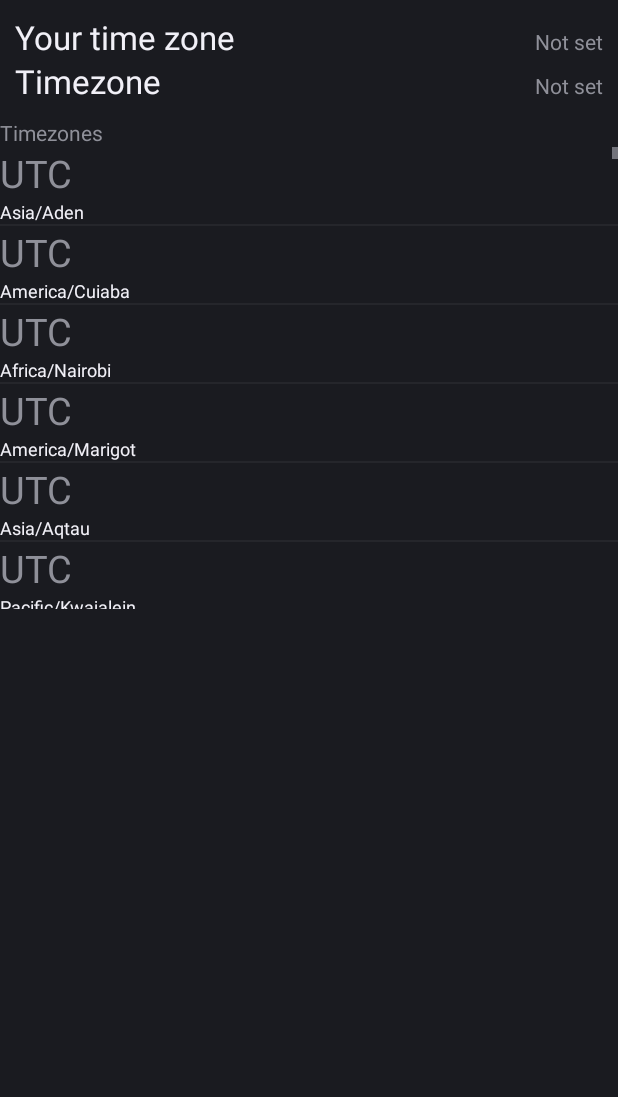
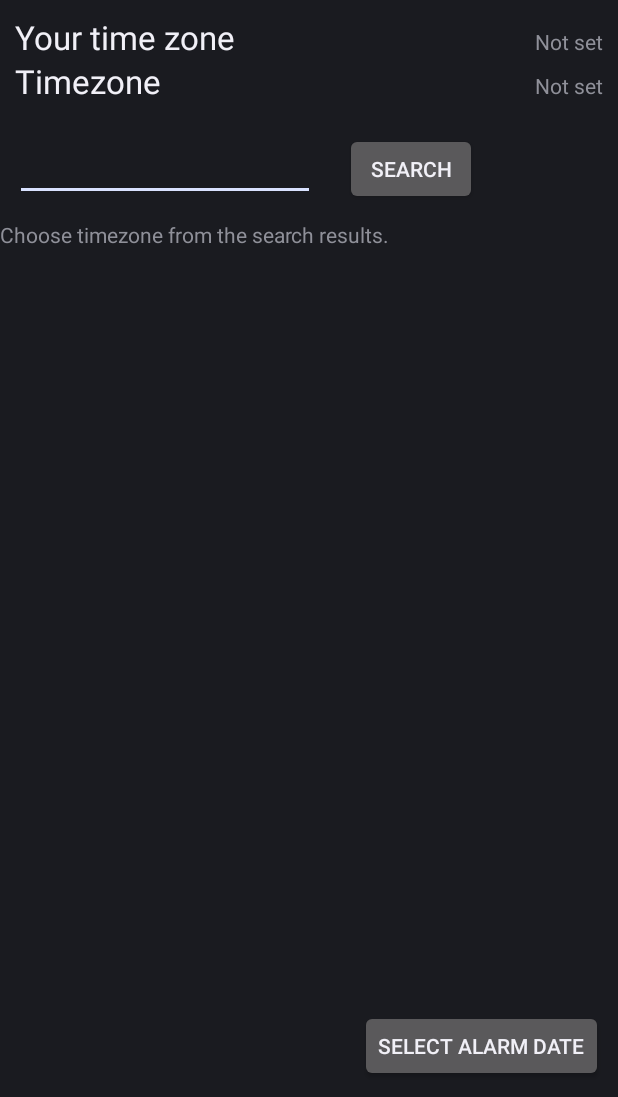
Before and after one commit to arek00/Timezone-Alarm-Clock, an Android app: the screen it shows after launch (SetAlarmActivity), after a tap on "SET NEW ALARM", on a phone screen of 412 x 824 dp, the part 139-1236 px from its top. Run offline under Robolectric (Android 15) with nearby library versions, the phone set to English and light mode, and no system bars; 3 statements that could not run were skipped.

Commit message:
Added date/time picker activity.

```diff
--- a/app/src/main/AndroidManifest.xml
+++ b/app/src/main/AndroidManifest.xml
@@ -16,6 +16,9 @@
                   android:label="@string/app_name"
                   android:screenOrientation="portrait"
                   android:parentActivityName=".activities.MainActivity"/>
+        <activity android:name=".activities.DatePickerActivity"
+                  android:label="Timezone Clock Alarm"
+                  android:parentActivityName=".activities.MainActivity"/>
         <service android:name="com.arek00.alarmclock.services.TimeService"></service>
     </application>
 </manifest>
--- a/app/src/main/java/com/arek00/alarmclock/activities/SetAlarmActivity.java
+++ b/app/src/main/java/com/arek00/alarmclock/activities/SetAlarmActivity.java
@@ -9,10 +9,7 @@ import android.os.Messenger;
 import android.os.RemoteException;
 import android.util.Log;
 import android.view.View;
-import android.widget.AdapterView;
-import android.widget.ListAdapter;
-import android.widget.ListView;
-import android.widget.TextView;
+import android.widget.*;
 import com.arek00.alarmclock.MyAdapter;
 import com.arek00.alarmclock.R;
 import com.arek00.alarmclock.connections.TimeServiceConnection;
@@ -28,10 +25,12 @@ public class SetAlarmActivity extends Activity {
     private IncomingMessagesHandler handler;
     private Messenger handlerMessenger;
     private TimeServiceConnection serviceConnection;
+    private String timezoneName = "";
 
     @Override
     public void onCreate(Bundle savedInstanceState) {
         super.onCreate(savedInstanceState);
+        JodaTimezone.initialize();
         initializeServiceHandling();
         initializeContentView();
 
@@ -56,16 +55,22 @@ public class SetAlarmActivity extends Activity {
     }
 
     private void initializeContentView() {
-        setContentView(R.layout.set_alarm);
-
+        setContentView(R.layout.set_timezone);
         Log.i("MyActivity", "OnCreate");
 
+        setTimezonesList(new DateTimeZone[]{});
+        setListItemClickListener(new ListItemClickListener());
+    }
+
+    private void setTimezonesList(DateTimeZone[] timeZones) {
         ListView list = (ListView) findViewById(R.id.citiesList);
+        ListAdapter adapter = new MyAdapter(this, timeZones);
+        list.setAdapter(adapter);
+    }
 
-
-        ListAdapter adapter = new MyAdapter(this, JodaTimezone.getAvailableTimeZones());
-        list.setAdapter(adapter);
-        list.setOnItemClickListener(new ListItemClickListener());
+    private void setListItemClickListener(ListItemClickListener listener) {
+        ListView citiesList = (ListView) findViewById(R.id.citiesList);
+        citiesList.setOnItemClickListener(listener);
     }
 
     private void sendMessageToService(String searchPhrase) {
@@ -83,9 +88,23 @@ public class SetAlarmActivity extends Activity {
         stopService(new Intent(SetAlarmActivity.this, TimeService.class));
     }
 
-    public void citiesList(View view) {
-        Intent citiesListActivity = new Intent(this, MyAdapter.class);
-        startActivity(citiesListActivity);
+    public void onSetDateButtonClick(View view) {
+        Intent intent = new Intent(this, DatePickerActivity.class);
+        startActivity(intent);
+    }
+
+    public void searchForCities(View view) {
+        EditText searchField = (EditText) findViewById(R.id.searchField);
+        String searchFieldText = searchField.getText().toString();
+
+        DateTimeZone[] timeZonesByName = JodaTimezone.findTimeZonesByName(searchFieldText);
+        Log.i("Search Timezones", "Found " + timeZonesByName.length + " timezones.");
+
+        setTimezonesList(timeZonesByName);
+    }
+
+    private void setTimezoneName(Message message) {
+        this.timezoneName = message.getData().getString("cityName");
     }
 
     private void setDateToTextView(Message message) {
@@ -95,7 +114,6 @@ public class SetAlarmActivity extends Activity {
 
         TextView textView = (TextView) findViewById(R.id.chosenTimeValueLabel);
         textView.setText(date);
-
     }
 
     public void onSearchClick(View view) {
@@ -106,7 +124,6 @@ public class SetAlarmActivity extends Activity {
 
         @Override
         public void onItemClick(AdapterView<?> adapterView, View view, int i, long l) {
-
             String text = ((DateTimeZone) adapterView.getItemAtPosition(i)).getID();
             sendMessageToService(text);
         }
@@ -117,6 +134,7 @@ public class SetAlarmActivity extends Activity {
         public void onDateMessageReceived(Message message) {
             super.onDateMessageReceived(message);
             setDateToTextView(message);
+            setTimezoneName(message);
         }
     }
 
--- /dev/null
+++ b/app/src/main/java/com/arek00/alarmclock/activities/datepicker/date/Day.java
@@ -0,0 +1,5 @@
+package com.arek00.alarmclock.activities.datepicker.date;
+
+public enum Day {
+    MONDAY, TUESDAY, WEDNESDAY, THURSDAY, FRIDAY, SATURDAY, SUNDAY;
+}
--- /dev/null
+++ b/app/src/main/java/com/arek00/alarmclock/activities/datepicker/date/PickedDateType.java
@@ -0,0 +1,5 @@
+package com.arek00.alarmclock.activities.datepicker.date;
+
+public enum PickedDateType {
+    NORMAL, PERIODIC, CONCRETE;
+}
--- a/app/src/main/java/com/arek00/alarmclock/services/TimeService.java
+++ b/app/src/main/java/com/arek00/alarmclock/services/TimeService.java
@@ -4,7 +4,6 @@ import android.app.Service;
 import android.content.Intent;
 import android.os.*;
 import android.util.Log;
-import com.arek00.alarmclock.time.CitySearcher;
 import com.arek00.alarmclock.time.HourGenerator;
 import org.joda.time.DateTimeZone;
 
@@ -25,7 +24,6 @@ public class TimeService extends Service {
     private Messenger serviceMessenger = new Messenger(new IncomingHandler());
 
     private DateTimeZone currentTimezone;
-    private CitySearcher searcher;
     private HourGenerator hourGenerator = HourGenerator.getInstance();
 
     private Timer timer = new Timer();
@@ -42,7 +40,7 @@ public class TimeService extends Service {
         return serviceMessenger.getBinder();
     }
 
-    private boolean searchCity(Message message) {
+    private boolean findTimezone(Message message) {
         String timeZoneId = message.getData().getString("name");
 
         DateTimeZone timeZone;
@@ -107,7 +105,7 @@ public class TimeService extends Service {
                     Log.i("TimeService", "Registered client");
                     break;
                 case TimeService.SEARCH_CITY:
-                    if (searchCity(message)) {
+                    if (findTimezone(message)) {
                         checkServiceIsStarted();
                     }
                     break;
--- a/app/src/main/java/com/arek00/alarmclock/time/JodaTimezone.java
+++ b/app/src/main/java/com/arek00/alarmclock/time/JodaTimezone.java
@@ -1,6 +1,7 @@
 package com.arek00.alarmclock.time;
 
 
+import com.arek00.alarmclock.utils.StringUtil;
 import com.google.common.collect.Sets;
 import lombok.AccessLevel;
 import lombok.NoArgsConstructor;
@@ -11,37 +12,30 @@ import java.util.Set;
 @NoArgsConstructor(access = AccessLevel.PRIVATE)
 public class JodaTimezone {
 
-    private static DateTimeZone[] availableTimeZones;
+    private static String[] availableTimeZones;
 
-    public static DateTimeZone[] getAvailableTimeZones() {
-        if (availableTimeZones == null) {
-            initialize();
-        }
-
+    public static String[] getAvailableTimeZones() {
+        initialize();
         return availableTimeZones;
     }
 
-    private static void initialize() {
-        Set<DateTimeZone> dateTimeZones = Sets.newHashSet();
-        Set<String> availableIDs = DateTimeZone.getAvailableIDs();
-
-        for (String id : availableIDs) {
-            DateTimeZone dateTimeZone = DateTimeZone.forID(id);
-            dateTimeZones.add(dateTimeZone);
+    public static void initialize() {
+        if (availableTimeZones == null) {
+            Set<String> availableIDs = DateTimeZone.getAvailableIDs();
+            String[] timeZonesArray = new String[availableIDs.size()];
+            availableTimeZones = availableIDs.toArray(timeZonesArray);
         }
-
-        DateTimeZone[] timeZonesArray = new DateTimeZone[availableIDs.size()];
-        JodaTimezone.availableTimeZones = dateTimeZones.toArray(timeZonesArray);
     }
 
-    public static DateTimeZone[] findTimeZoneByName(String searchPhrase) {
+    public static DateTimeZone[] findTimeZonesByName(String searchPhrase) {
+        initialize();
+
         Set<DateTimeZone> matchedTimeZones = Sets.newHashSet();
 
-        for (DateTimeZone timeZone : availableTimeZones) {
-            String timeZoneId = timeZone.getID();
+        for (String timeZoneId : availableTimeZones) {
 
-            if (timeZoneId.contains(searchPhrase)) {
-                matchedTimeZones.add(timeZone);
+            if (StringUtil.containsIgnoreCaseAndSpaces(searchPhrase, timeZoneId)) {
+                matchedTimeZones.add(DateTimeZone.forID(timeZoneId));
             }
         }
 
--- a/app/src/main/res/layout/set_alarm.xml
+++ b/app/src/main/res/layout/set_timezone.xml
@@ -3,7 +3,7 @@
               android:orientation="vertical"
               android:layout_width="fill_parent"
               android:layout_height="fill_parent"
->
+              android:weightSum="1">
     <LinearLayout
             android:orientation="horizontal"
             android:layout_width="wrap_content"
@@ -52,14 +52,46 @@
                     android:id="@+id/chosenTimeValueLabel" android:layout_row="1" android:layout_column="15"/>
         </GridLayout>
     </LinearLayout>
+    <LinearLayout
+            android:orientation="vertical"
+            android:layout_width="wrap_content"
+            android:layout_height="wrap_content" android:id="@+id/searchFieldContainer">
+        <LinearLayout
+                android:orientation="horizontal"
+                android:layout_width="wrap_content"
+                android:layout_height="wrap_content" android:weightSum="1">
+            <EditText
+                    android:layout_width="200dp"
+                    android:layout_height="wrap_content"
+                    android:id="@+id/searchField" android:layout_margin="10dp"/>
+            <Button
+                    android:layout_width="wrap_content"
+                    android:layout_height="wrap_content"
+                    android:text="@string/setalarm.search"
+                    android:id="@+id/searchButton" android:layout_margin="10dp" android:layout_weight="0.50"
+                    android:lines="1" android:maxLines="1" android:onClick="searchForCities"/>
+        </LinearLayout>
+    </LinearLayout>
     <TextView
             android:layout_width="wrap_content"
             android:layout_height="wrap_content"
-            android:text="@string/setalarm.timezones"
+            android:text="@string/setalarm.set_timezone_hint"
             android:id="@+id/citiesListText"/>
     <ListView
             android:layout_width="match_parent"
-            android:layout_height="308dp"
+            android:layout_height="wrap_content"
             android:id="@+id/citiesList"
             android:visibility="visible"/>
+    <RelativeLayout
+            android:layout_width="match_parent"
+            android:layout_height="match_parent" android:layout_weight="1">
+        <Button
+                android:layout_width="wrap_content"
+                android:layout_height="wrap_content"
+                android:text="@string/setalarm.set_date_button_text"
+                android:id="@+id/chooseDateButton" android:layout_gravity="bottom|right"
+                android:layout_alignParentEnd="false" android:layout_alignParentStart="false"
+                android:layout_alignParentBottom="true" android:layout_alignParentRight="true"
+                android:layout_margin="10dp" android:onClick="onSetDateButtonClick"/>
+    </RelativeLayout>
 </LinearLayout>
```
Also changed, not shown: app/src/main/java/com/arek00/alarmclock/activities/DatePickerActivity.java (added, +58 -0 lines), app/src/main/java/com/arek00/alarmclock/activities/datepicker/DatePickerController.java (added, +21 -0 lines), app/src/main/java/com/arek00/alarmclock/activities/datepicker/date/ConcreteDate.java (added, +14 -0 lines), app/src/main/java/com/arek00/alarmclock/activities/datepicker/date/NormalDate.java (added, +14 -0 lines), app/src/main/java/com/arek00/alarmclock/activities/datepicker/date/PeriodicDate.java (added, +15 -0 lines), app/src/main/java/com/arek00/alarmclock/activities/datepicker/date/PickedDate.java (added, +15 -0 lines), app/src/main/java/com/arek00/alarmclock/messages/Keys.java (added, +18 -0 lines), app/src/main/java/com/arek00/alarmclock/time/HourGenerator.java (+4 -6 lines), app/src/main/java/com/arek00/alarmclock/utils/StringUtil.java (added, +19 -0 lines), app/src/main/res/layout/date_picker.xml (added, +166 -0 lines), app/src/main/res/values/strings.xml (+23 -0 lines).
